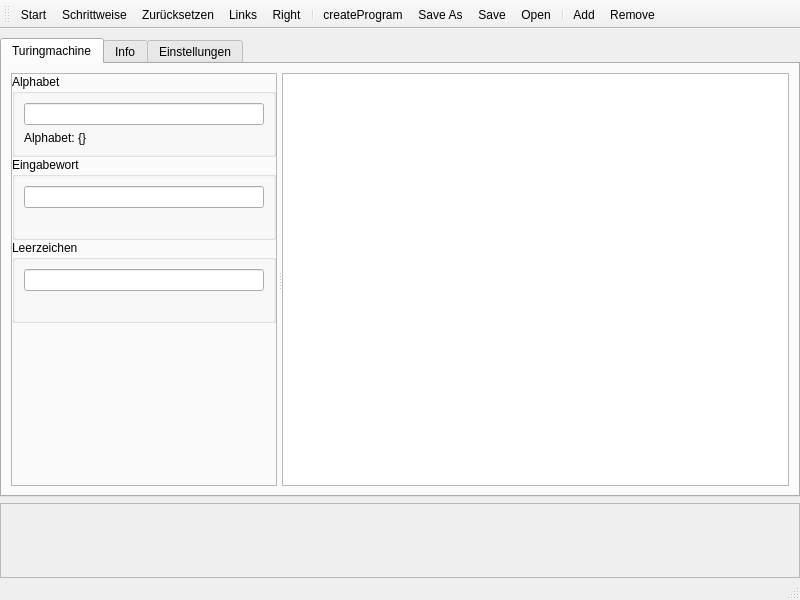
Old version of the form mainwindow.ui in the repository erikspall/turingMaschine.
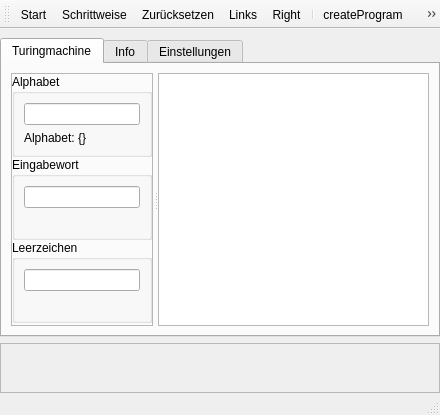
New version of the form. The open tabs and pages were chosen to show the change. Icons and pictures are not drawn.

```diff
--- a/mainwindow.ui
+++ b/mainwindow.ui
@@ -6,14 +6,20 @@
    <rect>
     <x>0</x>
     <y>0</y>
-    <width>800</width>
-    <height>600</height>
+    <width>440</width>
+    <height>403</height>
    </rect>
   </property>
   <property name="windowTitle">
    <string>MainWindow</string>
   </property>
   <widget class="QWidget" name="centralwidget">
+   <property name="sizePolicy">
+    <sizepolicy hsizetype="Preferred" vsizetype="Preferred">
+     <horstretch>0</horstretch>
+     <verstretch>0</verstretch>
+    </sizepolicy>
+   </property>
    <layout class="QGridLayout" name="gridLayout">
     <property name="leftMargin">
      <number>0</number>
@@ -339,7 +345,7 @@
       <property name="minimumSize">
        <size>
         <width>0</width>
-        <height>75</height>
+        <height>50</height>
        </size>
       </property>
       <property name="frameShape">
```
Left out of the diff: 4 changed lines with no effect on the pictures.
